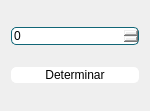
The window that Sistema de nominas/Vista/UI/Porcentaje.ui (Reynier2020/Sistema_nominas) describes before a commit, drawn with Qt 5.
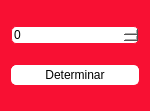
The same window after the commit.

```diff
--- a/Sistema de nominas/Vista/UI/Porcentaje.ui
+++ b/Sistema de nominas/Vista/UI/Porcentaje.ui
@@ -28,21 +28,36 @@
   <property name="styleSheet">
    <string notr="true">QPushButton{
 border-radius:5px;
-border:1px solid #167;}
+border:1px solid  rgb(248, 16, 51);}
 QSpinBox{
-border:1px solid #167;}
+border:1px solid  rgb(248, 16, 51);
+background-color: rgb(255, 255, 255);}
+QWidget{
+background-color: rgb(248, 16, 51);}
+
+
+
+
 </string>
   </property>
   <layout class="QVBoxLayout" name="verticalLayout">
    <item>
     <widget class="QSpinBox" name="spinBox">
      <property name="styleSheet">
-      <string notr="true">border-radius:5px;</string>
+      <string notr="true">border-radius:5px;
+border-color:  rgb(248, 16, 51);
+background-color: rgb(255, 255, 255);</string>
      </property>
     </widget>
    </item>
    <item>
     <widget class="QPushButton" name="pushButton_determinar">
+     <property name="minimumSize">
+      <size>
+       <width>0</width>
+       <height>20</height>
+      </size>
+     </property>
      <property name="styleSheet">
       <string notr="true">QPushButton{
 border:1px solid #ffffff;
```
Left out of the diff: 2 changed lines with no effect on the pictures.
